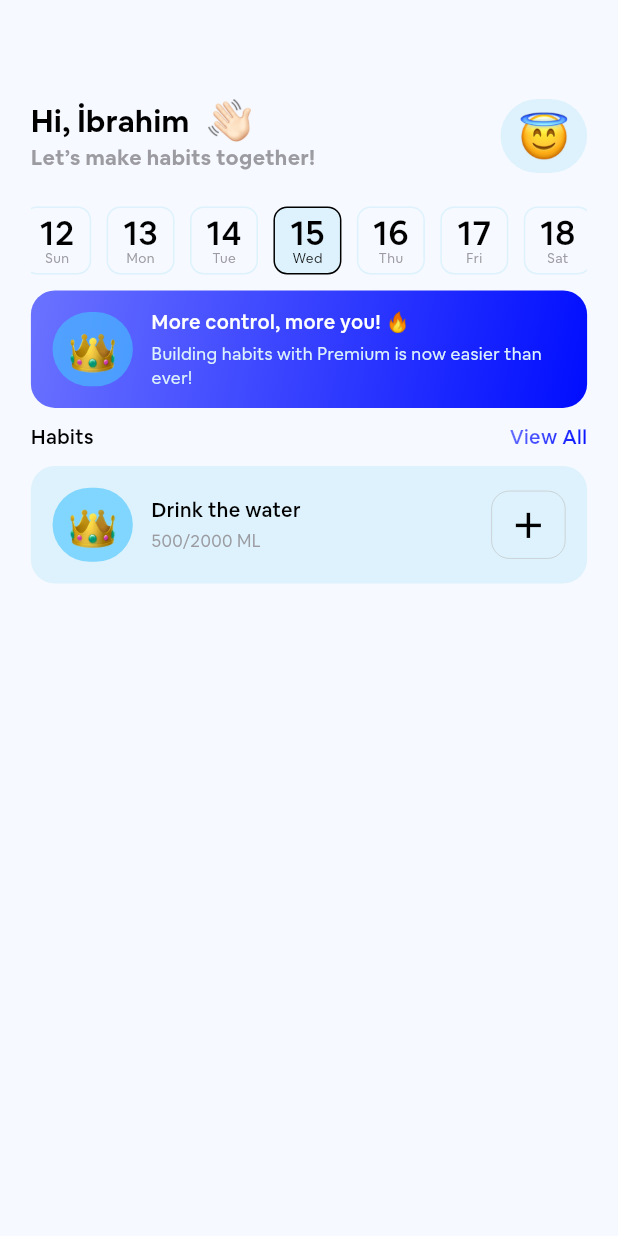
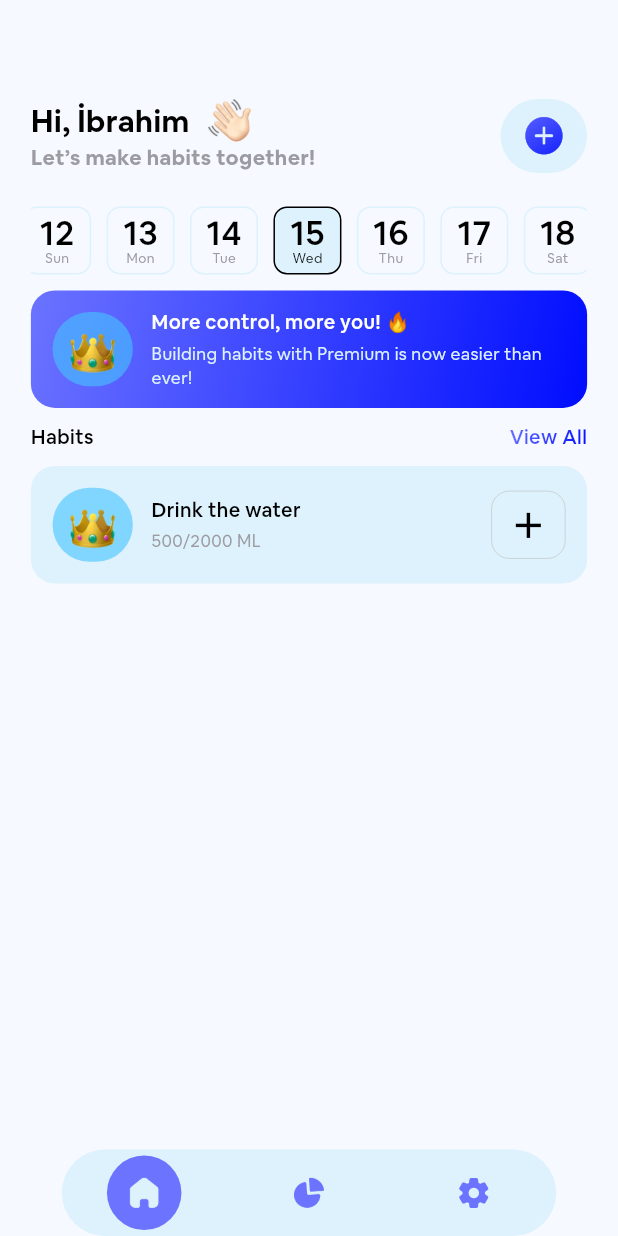
Before and after one commit to iibrahimkahramann/habit_tracker, a Flutter app: the screen it shows after launch, after a tap on "More control, more you! 🔥", on a phone screen of 412 x 824 dp. Run offline on Flutter 3.47's test engine with Material 3 defaults, Android fonts, the phone set to English and light mode, and no system bars; drawn by our look-alikes of flutter_slidable, flutter_snake_navigationbar; our stand-ins replace easy_localization, flutter_riverpod, go_router; missing offline and left inert: app_tracking_transparency; project files that could hold a hidden picture were left out.

Commit message:
navbar tamamlandı

```diff
--- a/lib/components/home/home_app_bar_component.dart
+++ b/lib/components/home/home_app_bar_component.dart
@@ -1,4 +1,5 @@
 import 'package:easy_localization/easy_localization.dart';
+import 'package:flutter/cupertino.dart';
 import 'package:flutter/material.dart';
 import 'package:habit_tracker/config/theme/custom_theme.dart';
 
@@ -51,7 +52,17 @@ class HomeAppBarComponent extends StatelessWidget {
             borderRadius: BorderRadius.circular(30),
           ),
           padding: EdgeInsets.symmetric(horizontal: width * 0.03),
-          child: Image.asset('assets/icons/ios_angel.png', width: width * 0.07),
+          child: ShaderMask(
+            shaderCallback: (Rect bounds) {
+              return CustomTheme.primaryGradient.createShader(bounds);
+            },
+            blendMode: BlendMode.srcIn,
+            child: Icon(
+              CupertinoIcons.add_circled_solid,
+              color: Colors.white,
+              size: width * 0.07,
+            ),
+          ),
         ),
       ],
     );
--- /dev/null
+++ b/lib/config/bar/nav_bar.dart
@@ -0,0 +1,71 @@
+import 'package:flutter/material.dart';
+import 'package:flutter_riverpod/flutter_riverpod.dart';
+import 'package:go_router/go_router.dart';
+import 'package:flutter_snake_navigationbar/flutter_snake_navigationbar.dart';
+import 'package:habit_tracker/config/theme/custom_theme.dart';
+import 'package:habit_tracker/providers/navigation/nav_bar_provider.dart';
+
+class NavBar extends ConsumerWidget {
+  const NavBar({super.key, required this.child});
+
+  final Widget child;
+
+  @override
+  Widget build(BuildContext context, WidgetRef ref) {
+    final selectedIndex = ref.watch(navBarProvider);
+    final width = MediaQuery.of(context).size.width;
+
+    void onTap(int index) {
+      ref.read(navBarProvider.notifier).setIndex(index);
+      switch (index) {
+        case 0:
+          context.go('/home');
+          break;
+        case 1:
+          context.go('/activity');
+          break;
+        case 2:
+          context.go('/settings');
+          break;
+      }
+    }
+
+    return Scaffold(
+      body: child,
+      bottomNavigationBar: SnakeNavigationBar.gradient(
+        height: width * 0.14,
+
+        backgroundGradient: const LinearGradient(
+          colors: [CustomTheme.verysmallcolor, CustomTheme.verysmallcolor],
+        ),
+        behaviour: SnakeBarBehaviour.floating,
+        snakeShape: SnakeShape.circle,
+        shape: const RoundedRectangleBorder(
+          borderRadius: BorderRadius.all(Radius.circular(30)),
+        ),
+        padding: EdgeInsets.symmetric(horizontal: width * 0.1),
+        currentIndex: selectedIndex,
+        onTap: onTap,
+        snakeViewGradient: CustomTheme.primaryGradient,
+        selectedItemGradient: const LinearGradient(
+          colors: [CustomTheme.verysmallcolor, CustomTheme.verysmallcolor],
+        ),
+        unselectedItemGradient: CustomTheme.primaryGradient,
+        items: const [
+          BottomNavigationBarItem(
+            icon: ImageIcon(AssetImage('assets/icons/home_icon.png')),
+            label: 'home',
+          ),
+          BottomNavigationBarItem(
+            icon: ImageIcon(AssetImage('assets/icons/activity_icon.png')),
+            label: 'activity',
+          ),
+          BottomNavigationBarItem(
+            icon: Icon(Icons.settings_rounded),
+            label: 'settings',
+          ),
+        ],
+      ),
+    );
+  }
+}
--- a/lib/config/router/router.dart
+++ b/lib/config/router/router.dart
@@ -1,12 +1,16 @@
 import 'package:flutter/material.dart';
 import 'package:go_router/go_router.dart';
+import 'package:habit_tracker/config/bar/nav_bar.dart';
+import 'package:habit_tracker/views/activity/activity_view.dart';
 import 'package:habit_tracker/views/home/home_view.dart';
+import 'package:habit_tracker/views/settings/settings_view.dart';
 import 'package:habit_tracker/views/splahs/splash_view.dart';
 
 export 'package:go_router/go_router.dart' show GoRouter;
 export 'package:flutter/material.dart' show GlobalKey, NavigatorState;
 
 final _rootNavigatorKey = GlobalKey<NavigatorState>();
+final _shellNavigatorKey = GlobalKey<NavigatorState>();
 
 Page<dynamic> fadeScalePage({
   required Widget child,
@@ -35,25 +39,28 @@ final router = GoRouter(
       path: '/splash',
       pageBuilder: (context, state) => NoTransitionPage(child: SplashView()),
     ),
-    // GoRoute(
-    //   path: '/onboarding',
-    //   pageBuilder: (context, state) =>
-    //       fadeScalePage(child: OnboardingView(), state: state),
-    // ),
-    // GoRoute(
-    //   path: '/onboarding-two',
-    //   pageBuilder: (context, state) =>
-    //       fadeScalePage(child: OnboardingTwoView(), state: state),
-    // ),
-    // GoRoute(
-    //   path: '/onboarding-three',
-    //   pageBuilder: (context, state) =>
-    //       fadeScalePage(child: OnboardingThree(), state: state),
-    // ),
-    GoRoute(
-      path: '/home',
-      pageBuilder: (context, state) =>
-          fadeScalePage(child: HomeView(), state: state),
+    ShellRoute(
+      navigatorKey: _shellNavigatorKey,
+      builder: (context, state, child) {
+        return NavBar(child: child);
+      },
+      routes: [
+        GoRoute(
+          path: '/home',
+          pageBuilder: (context, state) =>
+              const NoTransitionPage(child: HomeView()),
+        ),
+        GoRoute(
+          path: '/activity',
+          pageBuilder: (context, state) =>
+              const NoTransitionPage(child: ActivityView()),
+        ),
+        GoRoute(
+          path: '/settings',
+          pageBuilder: (context, state) =>
+              const NoTransitionPage(child: SettingsView()),
+        ),
+      ],
     ),
   ],
 );
--- /dev/null
+++ b/lib/providers/navigation/nav_bar_provider.dart
@@ -0,0 +1,17 @@
+import 'package:flutter_riverpod/flutter_riverpod.dart';
+
+class NavBarNotifier extends Notifier<int> {
+  @override
+  int build() {
+    // Başlangıç değerini (state) belirle
+    return 0;
+  }
+
+  void setIndex(int index) {
+    state = index;
+  }
+}
+
+final navBarProvider = NotifierProvider<NavBarNotifier, int>(
+  () => NavBarNotifier(),
+);
--- /dev/null
+++ b/lib/views/activity/activity_view.dart
@@ -0,0 +1,14 @@
+import 'package:flutter/material.dart';
+
+class ActivityView extends StatelessWidget {
+  const ActivityView({super.key});
+
+  @override
+  Widget build(BuildContext context) {
+    return const Scaffold(
+      body: Center(
+        child: Text('Activity Page'),
+      ),
+    );
+  }
+}
--- a/lib/views/home/home_view.dart
+++ b/lib/views/home/home_view.dart
@@ -18,8 +18,7 @@ class _HomeViewState extends ConsumerState<HomeView> {
   Widget build(BuildContext context) {
     final width = MediaQuery.of(context).size.width;
     final height = MediaQuery.of(context).size.height;
-    return Scaffold(
-      body: Padding(
+    return Padding(
       padding: EdgeInsets.symmetric(
         horizontal: width * 0.05,
         vertical: height * 0.08,
@@ -53,7 +52,6 @@ class _HomeViewState extends ConsumerState<HomeView> {
           ),
         ],
       ),
-      ),
     );
   }
 }
--- /dev/null
+++ b/lib/views/settings/settings_view.dart
@@ -0,0 +1,14 @@
+import 'package:flutter/material.dart';
+
+class SettingsView extends StatelessWidget {
+  const SettingsView({super.key});
+
+  @override
+  Widget build(BuildContext context) {
+    return const Scaffold(
+      body: Center(
+        child: Text('Settings Page'),
+      ),
+    );
+  }
+}
--- a/lib/views/splahs/splash_view.dart
+++ b/lib/views/splahs/splash_view.dart
@@ -1,23 +1,31 @@
 import 'package:flutter/material.dart';
 import 'package:go_router/go_router.dart';
 
-class SplashView extends StatelessWidget {
+class SplashView extends StatefulWidget {
   const SplashView({super.key});
+
+  @override
+  State<SplashView> createState() => _SplashViewState();
+}
+
+class _SplashViewState extends State<SplashView> {
+  @override
+  void initState() {
+    super.initState();
+    Future.delayed(const Duration(seconds: 2), () async {
+      // final prefs = await SharedPreferences.getInstance();
+      // final onboardingSeen = prefs.getBool('onboardingSeen') ?? false;
+      if (!mounted) return;
+      context.go('/home');
+      // else {
+      //   context.go('/onboarding');
+      // }
+    });
+  }
 
   @override
   Widget build(BuildContext context) {
     final width = MediaQuery.of(context).size.width;
-    Future.delayed(const Duration(seconds: 2), () async {
-      // final prefs = await SharedPreferences.getInstance();
-      // final onboardingSeen = prefs.getBool('onboardingSeen') ?? false;
-      // if (onboardingSeen) {
-      // ignore: use_build_context_synchronously
-      context.go('/home');
-      // } else {
-      //   context.go('/onboarding');
-      // }
-    });
-
     return Scaffold(
       body: Stack(
         fit: StackFit.expand,
--- a/pubspec.yaml
+++ b/pubspec.yaml
@@ -41,6 +41,7 @@ dependencies:
   purchases_flutter: ^9.8.0
   app_tracking_transparency: ^2.0.6+1
   flutter_slidable: ^4.0.3
+  flutter_snake_navigationbar: ^0.6.1
 
 dev_dependencies:
   flutter_test:
```
Also changed, not shown: assets/icons/activity_icon.png (added), assets/icons/home_icon.png (added), assets/icons/setting_icon.png (added), pubspec.lock. Lines whose indentation alone changed are shown as unchanged.
